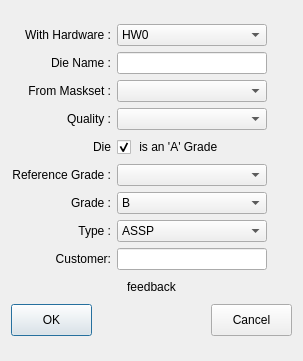
Above: src/ATE/org/actions_on/die/DieWizard.ui from goanpeca/ATE.org before the change. Below: the same form after it.
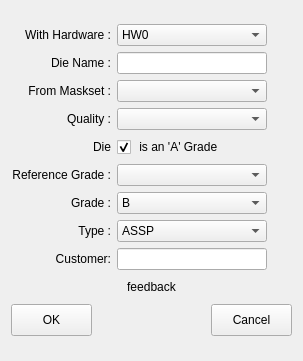
That is the form after the change.

The edit to the form file:
```diff
--- a/src/ATE/org/actions_on/die/DieWizard.ui
+++ b/src/ATE/org/actions_on/die/DieWizard.ui
@@ -802,6 +802,9 @@
          <property name="text">
           <string>OK</string>
          </property>
+         <property name="autoDefault">
+          <bool>false</bool>
+         </property>
         </widget>
        </item>
        <item>
@@ -834,6 +837,9 @@
          <property name="text">
           <string>Cancel</string>
          </property>
+         <property name="autoDefault">
+          <bool>false</bool>
+         </property>
         </widget>
        </item>
       </layout>
```
